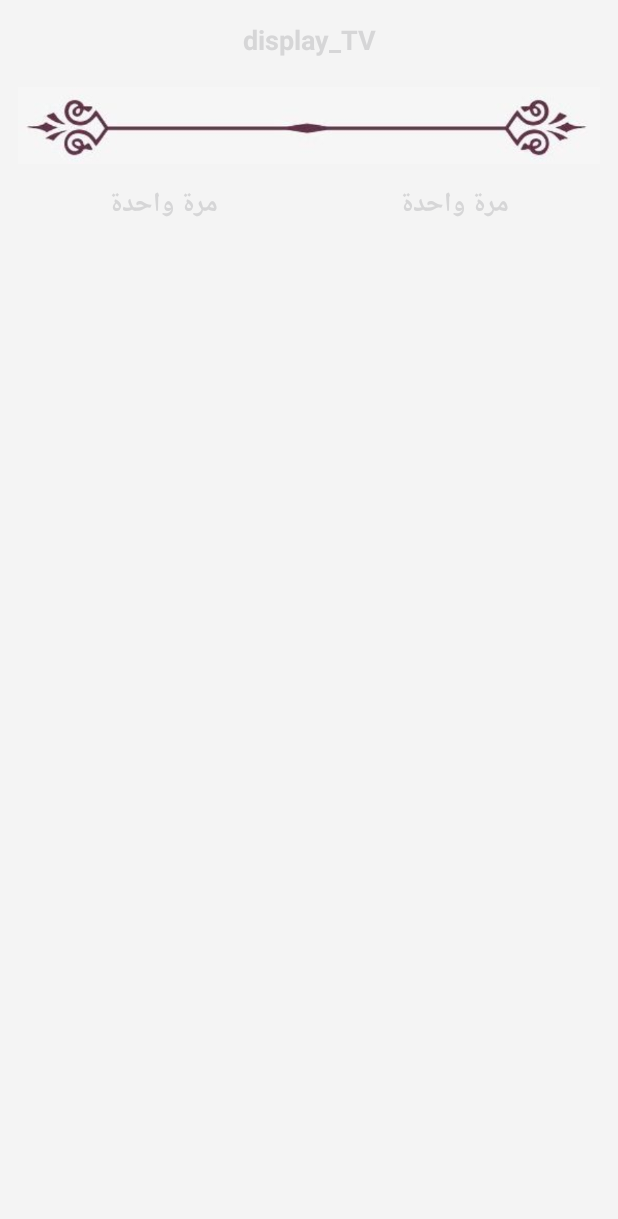
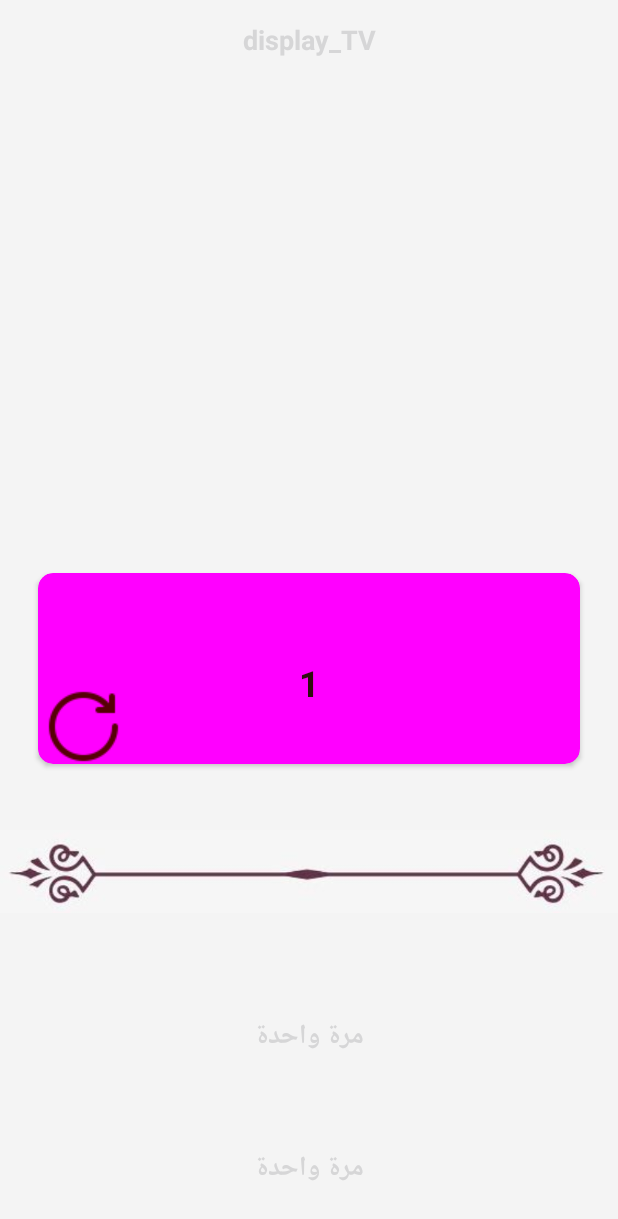
Before and after one commit to hassan20105/HisnElMuslimNewApp, an Android app: the layout fragment_dynamic.xml on its own in the app's theme, with its tools: preview values and no code run, on a phone screen of 412 x 824 dp. Shown: the top 1219 px of the screen. Run offline under Robolectric (Android 15) with nearby library versions, the phone set to English and light mode, and no system bars.

Commit message:
add couter Feature

```diff
--- /dev/null
+++ b/app/src/main/res/drawable/buttonselector.xml
@@ -0,0 +1,13 @@
+<?xml version="1.0" encoding="utf-8"?>
+<selector xmlns:android="http://schemas.android.com/apk/res/android">
+
+    <!-- Active tab -->
+    <item android:drawable="@color/orange" android:state_focused="false" android:state_pressed="false" android:state_selected="true"/>
+    <!-- Inactive tab -->
+    <item android:drawable="@color/green" android:state_focused="false" android:state_pressed="false" android:state_selected="false"/>
+    <!-- Pressed tab -->
+    <item android:drawable="@color/blue" android:state_pressed="true"/>
+    <!-- Selected tab (using d-pad) -->
+    <item android:drawable="@color/green" android:state_focused="true" android:state_pressed="false" android:state_selected="true"/>
+
+</selector>
--- a/app/src/main/res/layout/fragment_dynamic.xml
+++ b/app/src/main/res/layout/fragment_dynamic.xml
@@ -4,24 +4,25 @@
     xmlns:tools="http://schemas.android.com/tools"
     android:layout_width="match_parent"
     android:layout_height="match_parent"
+    android:layout_gravity="center"
     android:background="#F4F4F4"
-    android:layout_gravity="center"
-    android:gravity="top"
+    android:gravity="center|top"
     android:orientation="vertical">
+
     <ScrollView
         android:layout_width="match_parent"
-        android:layout_height="wrap_content"
+        android:layout_height="180dp"
         android:layout_margin="10dp"
-        >
+        android:layout_weight="3">
+
         <LinearLayout
             android:layout_width="match_parent"
             android:layout_height="wrap_content"
-        android:layout_weight="1"
             android:layout_gravity="top"
+            android:layout_margin="2dp"
             android:gravity="top"
-        android:layout_margin="2dp"
-        android:orientation="vertical"
-        >
+            android:orientation="vertical">
+
             <TextView
                 android:id="@+id/display_TV"
                 android:layout_width="match_parent"
@@ -29,24 +30,61 @@
                 android:layout_margin="2dp"
                 android:gravity="center|top"
                 android:text="display_TV"
-        android:layout_weight="2"
                 android:textColor="@color/black"
                 android:textSize="18sp"
                 android:textStyle="normal|bold" />
+
+        </LinearLayout>
+
+    </ScrollView>
+
+    <androidx.cardview.widget.CardView
+        android:id="@+id/cardview"
+        android:layout_width="match_parent"
+        android:layout_height="70dp"
+        android:layout_marginLeft="25dp"
+        android:layout_marginTop="10dp"
+        android:layout_marginRight="25dp"
+        android:layout_weight="1"
+        android:backgroundTint="@drawable/buttonselector"
+        app:cardCornerRadius="10dp">
+
+        <TextView
+            android:id="@+id/countTV"
+            android:layout_width="match_parent"
+            android:layout_height="match_parent"
+            android:layout_gravity="center|center_horizontal|center_vertical"
+            android:layout_marginTop="10dp"
+            android:layout_weight="1"
+            android:gravity="center"
+            android:text="1"
+            android:textColor="@color/toolbar"
+            android:textSize="24sp"
+            android:textStyle="bold" />
+
+        <RelativeLayout
+            android:layout_width="match_parent"
+            android:layout_height="match_parent"
+            android:gravity="bottom"
+            android:layout_marginLeft="5dp"
+            android:visibility="visible">
+            <ImageView
+                android:id="@+id/resetImgView"
+                android:layout_width="wrap_content"
+                android:layout_height="wrap_content"
+                android:layout_weight="1"
+                app:srcCompat="@drawable/reset" />
+
+        </RelativeLayout>
+    </androidx.cardview.widget.CardView>
+
     <ImageView
         android:layout_width="match_parent"
         android:layout_height="wrap_content"
+        android:layout_gravity="top|center"
         android:layout_marginTop="5dp"
-        android:layout_gravity="top|center"
-        android:layout_weight="0"
+        android:layout_weight="1"
         app:srcCompat="@drawable/divider" />
-
-        <LinearLayout
-            android:id="@+id/layout"
-            android:layout_width="match_parent"
-            android:layout_height="wrap_content"
-            android:layout_weight="0"
-            android:orientation="horizontal">
 
     <TextView
         android:id="@+id/refTV"
@@ -60,7 +98,7 @@
         android:textStyle="bold" />
 
     <TextView
-                android:id="@+id/countTV"
+        android:id="@+id/desc_TV"
         android:layout_width="match_parent"
         android:layout_height="wrap_content"
         android:layout_weight="1"
@@ -70,33 +108,5 @@
         android:textSize="18sp"
         android:textStyle="bold" />
 
-        </LinearLayout>
-
-        <ImageView
-            android:id="@+id/img_div"
-            android:layout_width="match_parent"
-            android:layout_height="wrap_content"
-            android:layout_gravity="top|center"
-            android:layout_marginTop="5dp"
-            android:layout_weight="0"
-            android:visibility="gone"
-            app:srcCompat="@drawable/divider" />
-
-        <TextView
-            android:id="@+id/desc_TV"
-            android:layout_width="match_parent"
-            android:layout_height="wrap_content"
-            android:layout_margin="2dp"
-            android:gravity="center"
-            android:padding="10dp"
-            android:text="display_TV"
-            android:textColor="#C62828"
-            android:textSize="18sp"
-            android:textStyle="normal|bold"
-            android:visibility="gone" />
-    </LinearLayout>
-
-    </ScrollView>
-
 
 </LinearLayout>
--- a/app/src/main/res/values/colors.xml
+++ b/app/src/main/res/values/colors.xml
@@ -10,5 +10,8 @@
     <color name="item_nav">#2C0018</color>
     <color name="color_arc">@android:color/white</color>
     <color name="color_text">@android:color/white</color>
-    <color name="color_progress">#58D4DE</color>
+    <color name="blue">#39D3CB</color>
+    <color name="orange">#F77A3B</color>
+    <color name="green">#ADE866</color>
+    <color name="pink">#A01349</color>
 </resources>
```
Also changed, not shown: app/src/main/java/com/hisnElMuslem/myapplication/Fragments/DynamicFragment.java (+42 -21 lines), app/src/main/java/com/hisnElMuslem/myapplication/Utilities/CircleSeekBar.java (deleted, +0 -475 lines), app/src/main/res/drawable/reset.png (added), app/src/main/res/raw/sql.csv. Lines whose indentation alone changed are shown as unchanged.
